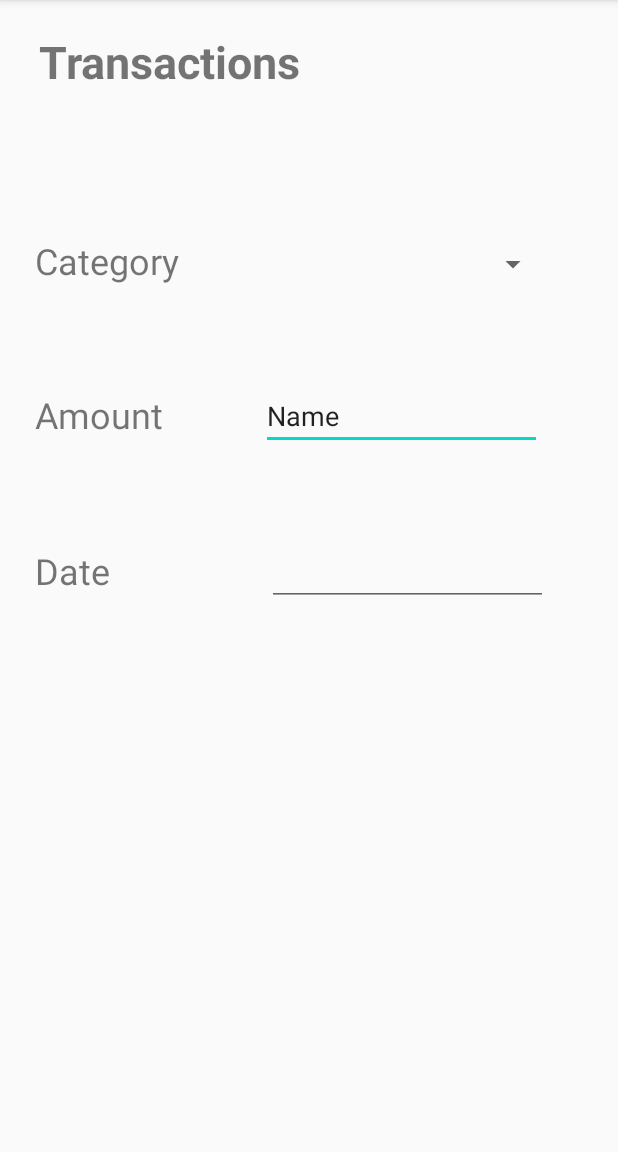
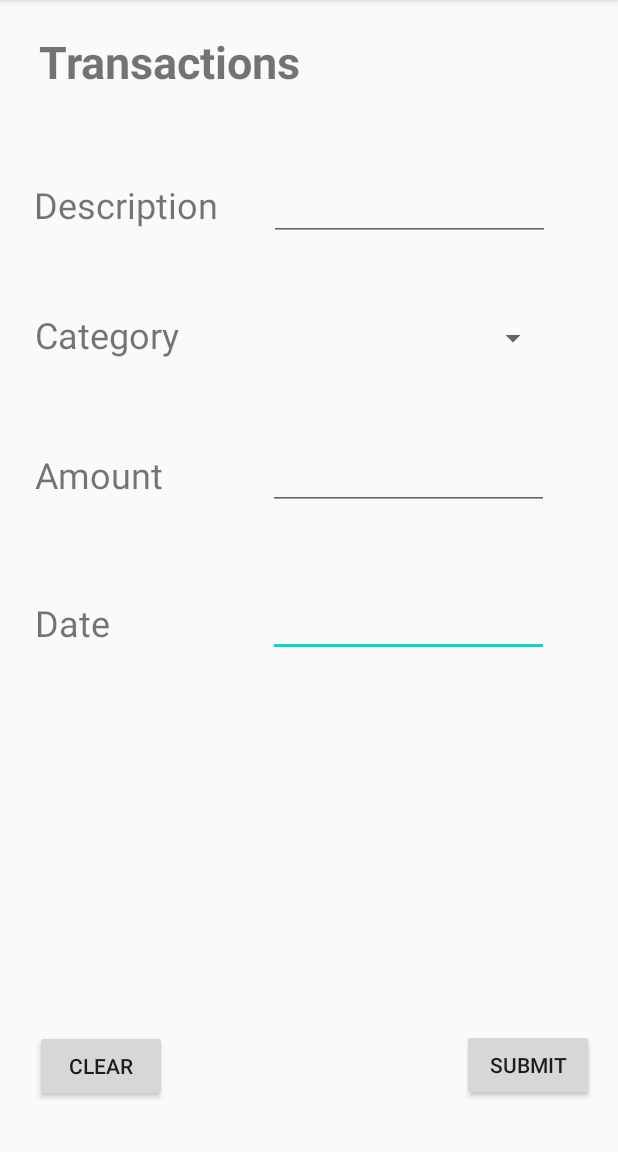
Before and after one commit to taypham/Android-app-personal-finance, an Android app: the TransactionsActivity screen opened directly, with no data from a screen before it, on a phone screen of 412 x 824 dp, the part 84-1236 px from its top. Run offline under Robolectric (Android 15) with nearby library versions, the phone set to English and light mode, and no system bars.

Commit message:
Design updated with description

```diff
--- a/app/src/main/java/com/example/budgetappfinal/TransactionsActivity.java
+++ b/app/src/main/java/com/example/budgetappfinal/TransactionsActivity.java
@@ -1,11 +1,25 @@
 package com.example.budgetappfinal;
 
 import androidx.appcompat.app.AppCompatActivity;
+import android.os.Bundle;
+import android.view.View;
+import android.widget.ArrayAdapter;
+import android.widget.Button;
+import android.widget.EditText;
+import android.widget.RadioButton;
+import android.widget.Spinner;
+import android.widget.Toast;
 
 import android.os.Bundle;
+import java.text.SimpleDateFormat;
+import java.util.ArrayList;
+import java.util.Date;
 
 public class TransactionsActivity extends AppCompatActivity {
-
+    private EditText Description,amount, actualDate;
+    private Spinner spCategory;
+    private Button btnClear, btnSubmit;
+    private Date date;
     @Override
     protected void onCreate(Bundle savedInstanceState) {
         super.onCreate(savedInstanceState);
--- a/app/src/main/res/layout/activity_transactions.xml
+++ b/app/src/main/res/layout/activity_transactions.xml
@@ -30,10 +30,24 @@
         android:textSize="24sp"
         app:layout_constraintBottom_toBottomOf="parent"
         app:layout_constraintEnd_toEndOf="parent"
-        app:layout_constraintHorizontal_bias="0.08"
+        app:layout_constraintHorizontal_bias="0.079"
         app:layout_constraintStart_toStartOf="parent"
         app:layout_constraintTop_toTopOf="parent"
-        app:layout_constraintVertical_bias="0.216" />
+        app:layout_constraintVertical_bias="0.284" />
+
+    <TextView
+        android:id="@+id/tvDescription"
+        android:layout_width="124dp"
+        android:layout_height="40dp"
+        android:text="Description"
+        android:textAlignment="textStart"
+        android:textSize="24sp"
+        app:layout_constraintBottom_toBottomOf="parent"
+        app:layout_constraintEnd_toEndOf="parent"
+        app:layout_constraintHorizontal_bias="0.079"
+        app:layout_constraintStart_toStartOf="parent"
+        app:layout_constraintTop_toTopOf="parent"
+        app:layout_constraintVertical_bias="0.165" />
 
     <TextView
         android:id="@+id/tvAmount"
@@ -47,7 +61,7 @@
         app:layout_constraintHorizontal_bias="0.0"
         app:layout_constraintStart_toStartOf="parent"
         app:layout_constraintTop_toTopOf="parent"
-        app:layout_constraintVertical_bias="0.357" />
+        app:layout_constraintVertical_bias="0.412" />
 
     <TextView
         android:id="@+id/tvDate"
@@ -57,9 +71,10 @@
         android:textSize="24sp"
         app:layout_constraintBottom_toBottomOf="parent"
         app:layout_constraintEnd_toEndOf="parent"
-        app:layout_constraintHorizontal_bias="0.08"
+        app:layout_constraintHorizontal_bias="0.079"
         app:layout_constraintStart_toStartOf="parent"
-        app:layout_constraintTop_toTopOf="parent" />
+        app:layout_constraintTop_toTopOf="parent"
+        app:layout_constraintVertical_bias="0.548" />
 
     <Spinner
         android:id="@+id/spinnerCategory"
@@ -72,21 +87,7 @@
         app:layout_constraintHorizontal_bias="0.794"
         app:layout_constraintStart_toStartOf="parent"
         app:layout_constraintTop_toTopOf="parent"
-        app:layout_constraintVertical_bias="0.214" />
-
-    <EditText
-        android:id="@+id/editTextTextPersonName"
-        android:layout_width="187dp"
-        android:layout_height="40dp"
-        android:ems="10"
-        android:inputType="textPersonName"
-        android:text="Name"
-        app:layout_constraintBottom_toBottomOf="parent"
-        app:layout_constraintEnd_toEndOf="parent"
-        app:layout_constraintHorizontal_bias="0.774"
-        app:layout_constraintStart_toStartOf="parent"
-        app:layout_constraintTop_toTopOf="parent"
-        app:layout_constraintVertical_bias="0.357" />
+        app:layout_constraintVertical_bias="0.282" />
 
     <EditText
         android:id="@+id/editTextDate"
@@ -96,7 +97,59 @@
         android:inputType="date"
         app:layout_constraintBottom_toBottomOf="parent"
         app:layout_constraintEnd_toEndOf="parent"
-        app:layout_constraintHorizontal_bias="0.791"
+        app:layout_constraintHorizontal_bias="0.794"
         app:layout_constraintStart_toStartOf="parent"
-        app:layout_constraintTop_toTopOf="parent" />
+        app:layout_constraintTop_toTopOf="parent"
+        app:layout_constraintVertical_bias="0.547" />
+
+    <Button
+        android:id="@+id/btnClear"
+        android:layout_width="wrap_content"
+        android:layout_height="wrap_content"
+        android:text="Clear"
+        app:layout_constraintBottom_toBottomOf="parent"
+        app:layout_constraintEnd_toEndOf="parent"
+        app:layout_constraintHorizontal_bias="0.071"
+        app:layout_constraintStart_toStartOf="parent"
+        app:layout_constraintTop_toTopOf="parent"
+        app:layout_constraintVertical_bias="0.954" />
+
+    <Button
+        android:id="@+id/btnSubmit"
+        android:layout_width="wrap_content"
+        android:layout_height="wrap_content"
+        android:text="Submit"
+        app:layout_constraintBottom_toBottomOf="parent"
+        app:layout_constraintEnd_toEndOf="parent"
+        app:layout_constraintHorizontal_bias="0.95"
+        app:layout_constraintStart_toStartOf="parent"
+        app:layout_constraintTop_toTopOf="parent"
+        app:layout_constraintVertical_bias="0.953" />
+
+    <EditText
+        android:id="@+id/editTextNumber"
+        android:layout_width="187dp"
+        android:layout_height="40dp"
+        android:ems="10"
+        android:inputType="number"
+        app:layout_constraintBottom_toBottomOf="parent"
+        app:layout_constraintEnd_toEndOf="parent"
+        app:layout_constraintHorizontal_bias="0.794"
+        app:layout_constraintStart_toStartOf="parent"
+        app:layout_constraintTop_toTopOf="parent"
+        app:layout_constraintVertical_bias="0.412" />
+
+    <EditText
+        android:id="@+id/editTextDescription"
+        android:layout_width="187dp"
+        android:layout_height="40dp"
+        android:ems="10"
+        android:inputType="textPersonName"
+        app:layout_constraintBottom_toBottomOf="parent"
+        app:layout_constraintEnd_toEndOf="parent"
+        app:layout_constraintHorizontal_bias="0.798"
+        app:layout_constraintStart_toStartOf="parent"
+        app:layout_constraintTop_toTopOf="parent"
+        app:layout_constraintVertical_bias="0.166" />
+
 </androidx.constraintlayout.widget.ConstraintLayout>
```
